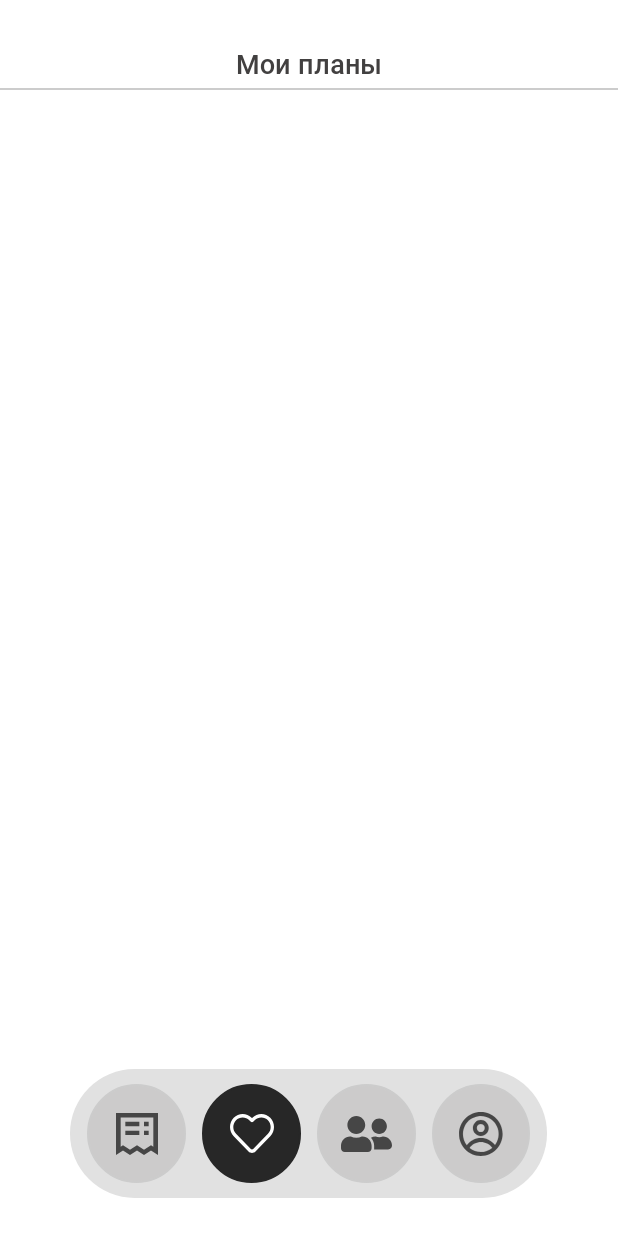
After one commit to smoliskem/Travl, an Android app built with Jetpack Compose: the layout plans_page.xml on its own in the app's theme, with its tools: preview values and no code run, on a phone screen of 412 x 824 dp. The commit adds this screen. Run offline under Robolectric (Android 15) with nearby library versions, the phone set to English and light mode, and no system bars.

Commit message:
Добавила страницу личных планов

```diff
--- /dev/null
+++ b/app/src/main/res/drawable/friends_icon_white.xml
@@ -0,0 +1,9 @@
+<vector xmlns:android="http://schemas.android.com/apk/res/android"
+    android:width="34dp"
+    android:height="24dp"
+    android:viewportWidth="34"
+    android:viewportHeight="24">
+    <path
+        android:pathData="M10.2,12C13.488,12 16.15,9.316 16.15,6C16.15,2.684 13.488,0 10.2,0C6.912,0 4.25,2.684 4.25,6C4.25,9.316 6.912,12 10.2,12ZM14.28,13.714H13.839C12.734,14.25 11.507,14.571 10.2,14.571C8.893,14.571 7.671,14.25 6.561,13.714H6.12C2.741,13.714 0,16.479 0,19.886V21.429C0,22.848 1.142,24 2.55,24H17.85C19.258,24 20.4,22.848 20.4,21.429V19.886C20.4,16.479 17.659,13.714 14.28,13.714ZM25.5,12C28.316,12 30.6,9.696 30.6,6.857C30.6,4.018 28.316,1.714 25.5,1.714C22.684,1.714 20.4,4.018 20.4,6.857C20.4,9.696 22.684,12 25.5,12ZM28.05,13.714H27.848C27.11,13.971 26.329,14.143 25.5,14.143C24.671,14.143 23.89,13.971 23.152,13.714H22.95C21.866,13.714 20.868,14.03 19.991,14.539C21.287,15.948 22.1,17.818 22.1,19.886V21.943C22.1,22.061 22.073,22.173 22.068,22.286H31.45C32.858,22.286 34,21.134 34,19.714C34,16.398 31.338,13.714 28.05,13.714Z"
+        android:fillColor="#FFFFFF"/>
+</vector>
--- /dev/null
+++ b/app/src/main/res/drawable/main_page_icon_white.xml
@@ -0,0 +1,9 @@
+<vector xmlns:android="http://schemas.android.com/apk/res/android"
+    android:width="28dp"
+    android:height="28dp"
+    android:viewportWidth="28"
+    android:viewportHeight="28">
+    <path
+        android:pathData="M21.778,5.895V8.842H18.667V5.895H21.778ZM15.556,5.895V8.842H6.222V5.895H15.556ZM15.556,11.79H6.222V14.737H15.556V11.79ZM18.667,11.79V14.737H21.778V11.79H18.667ZM28,28L23.333,25.053L18.667,28L14,25.053L9.333,28L4.667,25.053L0,28V0H28V28ZM24.889,22.488V2.947H3.111V22.488L4.667,21.516L9.333,24.463L14,21.516L18.667,24.463L23.333,21.516L24.889,22.488Z"
+        android:fillColor="#FFFFFF"/>
+</vector>
--- /dev/null
+++ b/app/src/main/res/drawable/plans_icon_white.xml
@@ -0,0 +1,10 @@
+<vector xmlns:android="http://schemas.android.com/apk/res/android"
+    android:width="29dp"
+    android:height="26dp"
+    android:viewportWidth="29"
+    android:viewportHeight="26">
+    <path
+        android:pathData="M14.243,2.545L14.5,2.816L14.757,2.547C16.321,0.916 18.444,0 20.656,0C22.869,0 24.992,0.916 26.556,2.547C28.121,4.178 29,6.39 29,8.696C29,11.002 28.121,13.214 26.556,14.845L16.807,25.004C16.504,25.32 16.144,25.57 15.748,25.741C15.353,25.912 14.928,26 14.5,26C14.072,26 13.647,25.912 13.252,25.741C12.856,25.57 12.496,25.32 12.193,25.004L2.444,14.845C1.669,14.037 1.054,13.079 0.635,12.024C0.216,10.969 0,9.838 0,8.696C-0,7.554 0.216,6.423 0.635,5.368C1.054,4.313 1.669,3.354 2.444,2.547C3.219,1.739 4.138,1.099 5.151,0.662C6.163,0.225 7.248,-0 8.344,0C9.439,0 10.524,0.225 11.536,0.662C12.549,1.099 13.469,1.738 14.243,2.545ZM12.705,4.149C11.548,2.943 9.979,2.266 8.343,2.266C6.707,2.266 5.138,2.944 3.981,4.15C2.825,5.355 2.175,6.991 2.175,8.696C2.175,10.401 2.825,12.036 3.982,13.241L13.731,23.402C13.935,23.615 14.212,23.734 14.5,23.734C14.788,23.734 15.065,23.615 15.269,23.402L25.018,13.241C26.166,12.034 26.808,10.402 26.804,8.702C26.801,7.002 26.151,5.373 24.998,4.171C23.844,2.969 22.281,2.292 20.65,2.288C19.02,2.285 17.454,2.954 16.295,4.15L15.269,5.22C15.065,5.432 14.788,5.552 14.5,5.552C14.212,5.552 13.935,5.432 13.731,5.22L12.705,4.149Z"
+        android:fillColor="#FFFFFF"
+        android:fillType="evenOdd"/>
+</vector>
--- /dev/null
+++ b/app/src/main/res/drawable/profile_icon_white.xml
@@ -0,0 +1,16 @@
+<vector xmlns:android="http://schemas.android.com/apk/res/android"
+    android:width="30dp"
+    android:height="29dp"
+    android:viewportWidth="30"
+    android:viewportHeight="29">
+    <path
+        android:pathData="M19.769,10.545C19.769,11.931 19.217,13.259 18.236,14.238C17.254,15.218 15.922,15.768 14.534,15.768C13.145,15.768 11.814,15.218 10.832,14.238C9.85,13.259 9.299,11.931 9.299,10.545C9.299,9.16 9.85,7.832 10.832,6.852C11.814,5.873 13.145,5.323 14.534,5.323C15.922,5.323 17.254,5.873 18.236,6.852C19.217,7.832 19.769,9.16 19.769,10.545ZM16.438,12.445C16.943,11.941 17.226,11.258 17.226,10.545C17.226,9.833 16.943,9.15 16.438,8.646C15.933,8.142 15.248,7.859 14.534,7.859C13.82,7.859 13.135,8.142 12.63,8.646C12.125,9.15 11.841,9.833 11.841,10.545C11.841,11.258 12.125,11.941 12.63,12.445C13.135,12.949 13.82,13.232 14.534,13.232C15.248,13.232 15.933,12.949 16.438,12.445Z"
+        android:strokeWidth="0.1"
+        android:fillColor="#FFFFFF"
+        android:strokeColor="#FFFFFF"/>
+    <path
+        android:pathData="M14.62,19.723C13.124,19.721 11.649,20.081 10.322,20.77C8.995,21.46 7.855,22.459 6.999,23.683L6.972,23.721L7.008,23.75C9.134,25.477 11.792,26.418 14.534,26.414C17.323,26.418 20.026,25.443 22.168,23.66L22.204,23.631L22.177,23.593C21.316,22.394 20.182,21.418 18.868,20.745C17.553,20.072 16.097,19.722 14.62,19.723ZM14.62,19.723L14.62,19.773L14.62,19.723C14.62,19.723 14.62,19.723 14.62,19.723ZM5.124,21.836L5.164,21.887L5.203,21.836C6.308,20.389 7.732,19.217 9.366,18.411C10.999,17.604 12.797,17.185 14.62,17.186H14.62C16.419,17.184 18.194,17.592 19.812,18.379C21.429,19.165 22.844,20.31 23.951,21.725L23.99,21.776L24.03,21.725C25.179,20.221 25.953,18.465 26.288,16.603C26.622,14.741 26.507,12.826 25.953,11.017C25.398,9.208 24.42,7.557 23.099,6.2C21.778,4.843 20.152,3.82 18.355,3.214C16.559,2.609 14.644,2.439 12.769,2.719C10.894,2.998 9.112,3.719 7.572,4.822C6.031,5.925 4.776,7.378 3.91,9.061C3.044,10.744 2.593,12.608 2.592,14.5C2.592,17.267 3.539,19.814 5.124,21.836ZM0.05,14.5C0.05,6.52 6.535,0.05 14.534,0.05C22.533,0.05 29.017,6.52 29.017,14.5C29.017,22.48 22.533,28.95 14.534,28.95C6.535,28.95 0.05,22.48 0.05,14.5Z"
+        android:strokeWidth="0.1"
+        android:fillColor="#FFFFFF"
+        android:strokeColor="#FFFFFF"/>
+</vector>
--- /dev/null
+++ b/app/src/main/res/drawable/rounded_bar_background.xml
@@ -0,0 +1,7 @@
+<?xml version="1.0" encoding="utf-8"?>
+
+<shape xmlns:android="http://schemas.android.com/apk/res/android"
+    android:shape="rectangle">
+        <solid android:color="#E1E1E1" />
+        <corners android:radius="100dp" />
+</shape>
--- /dev/null
+++ b/app/src/main/res/drawable/rounded_button.xml
@@ -0,0 +1,8 @@
+<?xml version="1.0" encoding="utf-8"?>
+
+<shape xmlns:android="http://schemas.android.com/apk/res/android"
+    android:shape="oval">
+    <solid android:color="#CCCBCB" />
+    <stroke android:width="1dp"
+        android:color="#CCCCCC" />
+</shape>
--- /dev/null
+++ b/app/src/main/res/drawable/rounded_button_black.xml
@@ -0,0 +1,8 @@
+<?xml version="1.0" encoding="utf-8"?>
+
+<shape xmlns:android="http://schemas.android.com/apk/res/android"
+    android:shape="oval">
+    <solid android:color="#272727" />
+    <stroke android:width="1dp"
+        android:color="#272727" />
+</shape>
--- /dev/null
+++ b/app/src/main/res/layout/plans_page.xml
@@ -0,0 +1,110 @@
+<?xml version="1.0" encoding="utf-8"?>
+
+<RelativeLayout xmlns:android="http://schemas.android.com/apk/res/android"
+    xmlns:tools="http://schemas.android.com/tools"
+    android:layout_width="match_parent"
+    android:layout_height="match_parent"
+    android:background="@color/white">
+
+    <!-- Верхняя панель -->
+    <RelativeLayout
+        android:layout_width="match_parent"
+        android:layout_height="wrap_content"
+        android:layout_marginTop="30dp"
+        android:background="@color/white">
+
+        <TextView
+            android:id="@+id/profile"
+            android:layout_width="wrap_content"
+            android:layout_height="wrap_content"
+            android:text="Мои планы"
+            android:textSize="18sp"
+            android:textColor="#424040"
+            android:fontFamily="@font/roboto_medium"
+            android:layout_centerHorizontal="true"/>
+
+        <View
+            android:id="@+id/divider"
+            android:layout_width="match_parent"
+            android:layout_height="1dp"
+            android:background="#CCCCCC"
+            android:layout_below="@id/profile"
+            android:layout_marginTop="4dp"/>
+    </RelativeLayout>
+
+    <!-- Нижняя навигационная панель -->
+    <RelativeLayout
+        android:id="@+id/bottom_nav_bar"
+        android:layout_width="318dp"
+        android:layout_height="wrap_content"
+        android:layout_alignParentBottom="true"
+        android:layout_centerHorizontal="true"
+        android:layout_marginBottom="25dp"
+        android:background="@drawable/rounded_bar_background"
+        android:padding="10dp">
+
+        <LinearLayout
+            android:layout_width="match_parent"
+            android:layout_height="wrap_content"
+            android:orientation="horizontal"
+            android:layout_gravity="center"
+            android:weightSum="4"
+            tools:context=".MainActivity">
+
+            <ImageButton
+                android:id="@+id/mainPageBtn"
+                android:layout_width="66dp"
+                android:layout_height="66dp"
+                android:layout_gravity="center"
+                android:layout_weight="1"
+                android:layout_marginStart="1dp"
+                android:layout_marginEnd="5dp"
+                android:background="@drawable/rounded_button"
+                android:padding="10dp"
+                android:src="@drawable/main_page_icon"
+                android:contentDescription="@string/main"/>
+
+            <ImageButton
+                android:id="@+id/plansBtn"
+                android:layout_width="66dp"
+                android:layout_height="66dp"
+                android:layout_gravity="center"
+                android:layout_weight="1"
+                android:layout_marginStart="5dp"
+                android:layout_marginEnd="5dp"
+                android:background="@drawable/rounded_button_black"
+                android:padding="10dp"
+                android:src="@drawable/plans_icon_white"
+                android:contentDescription="@string/plans"/>
+
+            <ImageButton
+                android:id="@+id/friendsBtn"
+                android:layout_width="66dp"
+                android:layout_height="66dp"
+                android:layout_gravity="center"
+                android:layout_weight="1"
+                android:layout_marginStart="5dp"
+                android:layout_marginEnd="5dp"
+                android:background="@drawable/rounded_button"
+                android:padding="10dp"
+                android:src="@drawable/friends_icon"
+                android:contentDescription="@string/friends"/>
+
+            <ImageButton
+                android:id="@+id/profileBtn"
+                android:layout_width="66dp"
+                android:layout_height="66dp"
+                android:layout_gravity="center"
+                android:layout_weight="1"
+                android:layout_marginStart="5dp"
+                android:layout_marginEnd="1dp"
+                android:background="@drawable/rounded_button"
+                android:padding="10dp"
+                android:src="@drawable/profile_icon"
+                android:contentDescription="@string/profile"/>
+
+        </LinearLayout>
+
+    </RelativeLayout>
+
+</RelativeLayout>
--- a/app/src/main/res/values/strings.xml
+++ b/app/src/main/res/values/strings.xml
@@ -3,4 +3,8 @@
     <string name="travl">TRAVL</string>
     <string name="signin">Войти</string>
     <string name="createacc">Создать аккаунт</string>
+    <string name="main">Главная</string>
+    <string name="plans">Планы</string>
+    <string name="profile">Профиль</string>
+    <string name="friends">Друзья</string>
 </resources>
```
